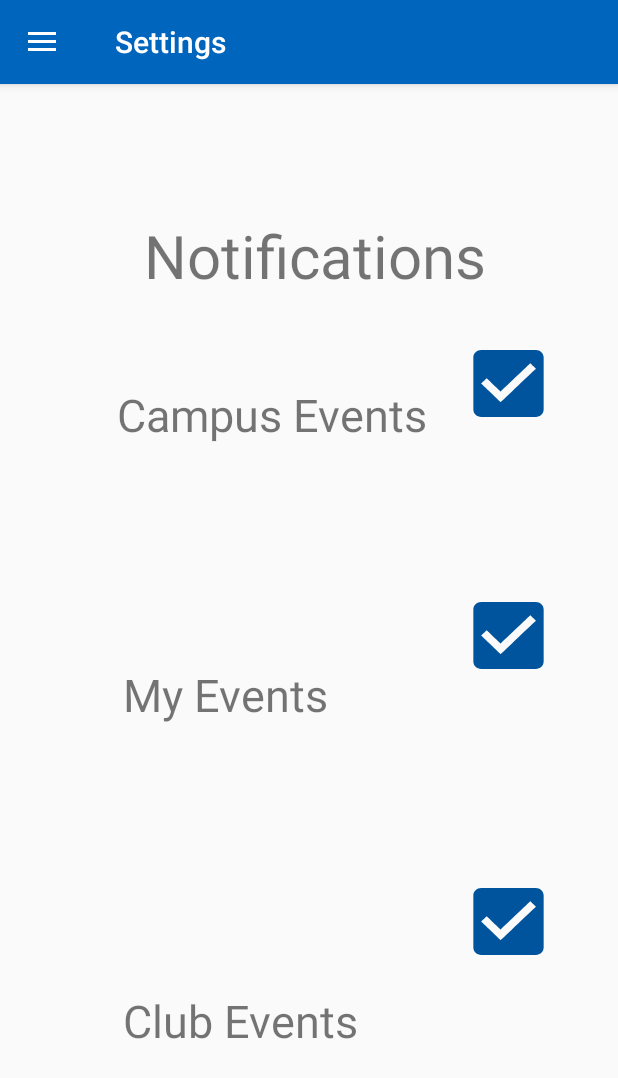
After one commit to juduncan/cse455, an Android app: the fragment SettingsFragment placed in its activity, on a phone screen of 412 x 824 dp. The commit adds this screen. Shown: the top 1078 px of the screen. Run offline under Robolectric (Android 15) with nearby library versions, the phone set to English and light mode, and no system bars.

```diff
--- a/app/src/main/java/com/example/justd/myapplication/HomeActivity.java
+++ b/app/src/main/java/com/example/justd/myapplication/HomeActivity.java
@@ -66,9 +66,6 @@ public class HomeActivity extends AppCompatActivity
         int id = item.getItemId();
 
         //noinspection SimplifiableIfStatement
-        if (id == R.id.action_settings) {
-            return true;
-        }
 
         return super.onOptionsItemSelected(item);
     }
@@ -86,6 +83,9 @@ public class HomeActivity extends AppCompatActivity
                 break;
             case R.id.nav_menu2:
                 fragment = new Menu2Fragment();
+                break;
+            case R.id.nav_manage:
+                fragment = new SettingsFragment();
                 break;
 
         }
--- /dev/null
+++ b/app/src/main/java/com/example/justd/myapplication/SettingsFragment.java
@@ -0,0 +1,27 @@
+package com.example.justd.myapplication;
+
+import android.os.Bundle;
+import android.support.annotation.Nullable;
+import android.support.v4.app.Fragment;
+import android.view.LayoutInflater;
+import android.view.View;
+import android.view.ViewGroup;
+
+/**
+ * Created by justd on 10/23/2017.
+ */
+
+public class SettingsFragment extends Fragment{
+
+    @Nullable
+    @Override
+    public View onCreateView(LayoutInflater inflater, @Nullable ViewGroup container, @Nullable Bundle savedInstanceState) {
+        return inflater.inflate(R.layout.settings_fragment, container   , false  );
+    }
+
+    @Override
+    public void onViewCreated(View view, @Nullable Bundle savedInstanceState) {
+        super.onViewCreated(view, savedInstanceState);
+        getActivity().setTitle(" Settings");
+    }
+}
--- a/app/src/main/res/layout/activity_main.xml
+++ b/app/src/main/res/layout/activity_main.xml
@@ -20,7 +20,8 @@
         app:layout_constraintTop_toTopOf="parent"
         app:layout_constraintVertical_bias="0.504"
         app:srcCompat="@drawable/csusb_background"
-        tools:alpha=".4" />
+        tools:alpha=".4"
+        app:layout_constraintHorizontal_bias="0.285" />
 
     <TextView
         android:id="@+id/title_text"
@@ -76,6 +77,6 @@
         app:layout_constraintLeft_toLeftOf="parent"
         app:layout_constraintRight_toRightOf="parent"
         app:layout_constraintTop_toTopOf="parent"
-        app:layout_constraintVertical_bias="0.264" />
+        app:layout_constraintVertical_bias="0.238" />
 
 </android.support.constraint.ConstraintLayout>
--- /dev/null
+++ b/app/src/main/res/layout/settings_fragment.xml
@@ -0,0 +1,115 @@
+<?xml version="1.0" encoding="utf-8"?>
+<android.support.constraint.ConstraintLayout xmlns:android="http://schemas.android.com/apk/res/android"
+    xmlns:map="http://schemas.android.com/apk/res-auto"
+    xmlns:tools="http://schemas.android.com/tools"
+    android:orientation="vertical"
+    android:layout_width="match_parent"
+    android:layout_height="match_parent">
+
+
+    <CheckBox
+        android:id="@+id/checkBox"
+        android:layout_width="83dp"
+        android:layout_height="79dp"
+        android:checked="true"
+        android:button="@null"
+        android:background="?android:attr/listChoiceIndicatorMultiple"
+        map:layout_constraintTop_toTopOf="parent"
+        android:layout_marginTop="134dp"
+        android:layout_marginRight="8dp"
+        map:layout_constraintRight_toRightOf="parent"
+        map:layout_constraintLeft_toRightOf="@+id/textView4"
+        android:layout_marginLeft="8dp"
+        map:layout_constraintHorizontal_bias="0.902"
+        map:layout_constraintBottom_toBottomOf="parent"
+        android:layout_marginBottom="8dp"
+        map:layout_constraintVertical_bias="0.346" />
+    <CheckBox
+        android:id="@+id/checkBox2"
+        android:layout_width="83dp"
+        android:layout_height="79dp"
+        android:checked="true"
+        android:button="@null"
+        android:background="?android:attr/listChoiceIndicatorMultiple"
+        map:layout_constraintTop_toTopOf="parent"
+        android:layout_marginTop="134dp"
+        android:layout_marginRight="8dp"
+        map:layout_constraintRight_toRightOf="parent"
+        map:layout_constraintLeft_toRightOf="@+id/textView6"
+        android:layout_marginLeft="8dp"
+        map:layout_constraintHorizontal_bias="0.868"
+        map:layout_constraintBottom_toBottomOf="parent"
+        android:layout_marginBottom="8dp"
+        map:layout_constraintVertical_bias="0.716" />
+    <CheckBox
+        android:id="@+id/checkBox3"
+        android:layout_width="83dp"
+        android:layout_height="79dp"
+        android:checked="true"
+        android:button="@null"
+        android:background="?android:attr/listChoiceIndicatorMultiple"
+        map:layout_constraintTop_toTopOf="parent"
+        android:layout_marginTop="134dp"
+        android:layout_marginRight="8dp"
+        map:layout_constraintRight_toRightOf="parent"
+        map:layout_constraintLeft_toRightOf="@+id/textView4"
+        android:layout_marginLeft="8dp"
+        map:layout_constraintHorizontal_bias="0.902"
+        map:layout_constraintBottom_toBottomOf="parent"
+        android:layout_marginBottom="8dp"
+        map:layout_constraintVertical_bias="0.02" />
+
+    <TextView
+        android:id="@+id/textView3"
+        android:layout_width="wrap_content"
+        android:layout_height="wrap_content"
+        android:text="Notifications"
+        android:textSize="40dp"
+        android:layout_marginLeft="80dp"
+        map:layout_constraintLeft_toLeftOf="parent"
+        map:layout_constraintTop_toTopOf="parent"
+        android:layout_marginTop="8dp"
+        map:layout_constraintBottom_toBottomOf="parent"
+        android:layout_marginBottom="8dp"
+        map:layout_constraintVertical_bias="0.095"
+        android:layout_marginRight="8dp"
+        map:layout_constraintRight_toRightOf="parent"
+        map:layout_constraintHorizontal_bias="0.0" />
+
+    <TextView
+    android:id="@+id/textView4"
+    android:layout_width="wrap_content"
+    android:layout_height="wrap_content"
+    android:text="My Events"
+        android:textSize="30dp"
+        android:layout_marginTop="8dp"
+        map:layout_constraintTop_toBottomOf="@+id/textView5"
+        android:layout_marginBottom="8dp"
+        map:layout_constraintBottom_toTopOf="@+id/textView6"
+        map:layout_constraintVertical_bias="0.45"
+        android:layout_marginLeft="66dp"
+        map:layout_constraintLeft_toLeftOf="parent" />
+
+    <TextView
+        android:id="@+id/textView5"
+        android:layout_width="wrap_content"
+        android:layout_height="wrap_content"
+        android:text="Campus Events"
+        android:textSize="30dp"
+        map:layout_constraintRight_toLeftOf="@+id/checkBox3"
+        android:layout_marginRight="12dp"
+        map:layout_constraintTop_toTopOf="parent"
+        android:layout_marginTop="184dp" />
+
+    <TextView
+        android:id="@+id/textView6"
+        android:layout_width="wrap_content"
+        android:layout_height="wrap_content"
+        android:text="Club Events"
+        android:textSize="30dp"
+        map:layout_constraintBottom_toBottomOf="parent"
+        android:layout_marginBottom="107dp"
+        android:layout_marginLeft="66dp"
+        map:layout_constraintLeft_toLeftOf="parent" />
+
+</android.support.constraint.ConstraintLayout>
--- a/app/src/main/res/menu/activity_home_drawer.xml
+++ b/app/src/main/res/menu/activity_home_drawer.xml
@@ -8,28 +8,24 @@
             android:title="@string/map" />
         <item
             android:id="@+id/nav_menu"
-            android:icon="@drawable/ic_setting_light"
-            android:title="@string/menu" />
+            android:icon="@drawable/places_ic_search"
+            android:title="Find" />
         <item
             android:id="@+id/nav_menu2"
-            android:icon="@drawable/ic_menu_slideshow"
-            android:title="@string/menu_2" />
+            android:icon="@android:drawable/ic_menu_my_calendar"
+            android:title="Calendar" />
         <item
             android:id="@+id/nav_manage"
-            android:icon="@drawable/ic_menu_manage"
-            android:title="@string/tools" />
+            android:icon="@drawable/ic_setting_dark"
+            android:title="Settings" />
     </group>
 
-    <item android:title="@string/communicate">
+    <item android:title="Bug Report">
         <menu>
             <item
                 android:id="@+id/nav_share"
-                android:icon="@drawable/ic_menu_share"
-                android:title="@string/share" />
-            <item
-                android:id="@+id/nav_send"
-                android:icon="@drawable/ic_menu_send"
-                android:title="@string/send" />
+                android:icon="@android:drawable/ic_dialog_email"
+                android:title="Email" />
         </menu>
     </item>
 
--- a/app/src/main/res/menu/home.xml
+++ b/app/src/main/res/menu/home.xml
@@ -1,9 +1,3 @@
 <?xml version="1.0" encoding="utf-8"?>
 <menu xmlns:android="http://schemas.android.com/apk/res/android"
-    xmlns:app="http://schemas.android.com/apk/res-auto">
-    <item
-        android:id="@+id/action_settings"
-        android:orderInCategory="100"
-        android:title="@string/action_settings"
-        app:showAsAction="never" />
-</menu>
+    xmlns:app="http://schemas.android.com/apk/res-auto"></menu>
```
